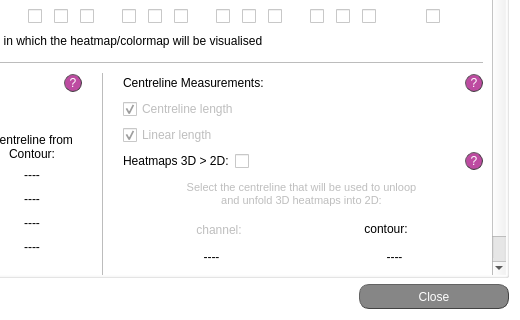
Before: the Qt Designer form src/gui/ui/meas_settings_screen.ui in jsanchez679/morphoHeart, drawn with Qt 5; both pictures show x 318 to 838 and y 353 to 673 of the 838 by 673 pixel window.
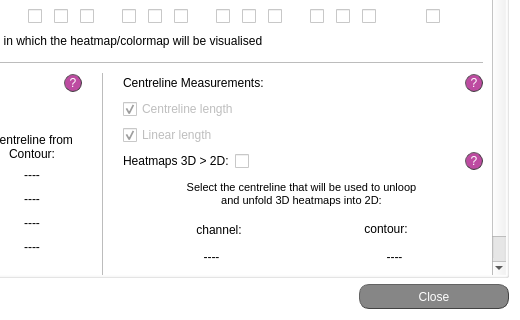
After: the same form once the commit is applied.

Commit message: Fixed issue trying to open Proj Settings

Diff of the .ui file:
```diff
--- a/src/gui/ui/meas_settings_screen.ui
+++ b/src/gui/ui/meas_settings_screen.ui
@@ -189,7 +189,7 @@
          <property name="geometry">
           <rect>
            <x>0</x>
-           <y>0</y>
+           <y>-72</y>
            <width>793</width>
            <height>639</height>
           </rect>
@@ -10443,7 +10443,7 @@
               <item>
                <widget class="QTextEdit" name="hm_text">
                 <property name="enabled">
-                 <bool>false</bool>
+                 <bool>true</bool>
                 </property>
                 <property name="minimumSize">
                  <size>
@@ -10482,7 +10482,7 @@
                 <item>
                  <widget class="QLabel" name="hm_lab_ch">
                   <property name="enabled">
-                   <bool>false</bool>
+                   <bool>true</bool>
                   </property>
                   <property name="sizePolicy">
                    <sizepolicy hsizetype="Fixed" vsizetype="Fixed">
```
The commit also changes 2 other files.
